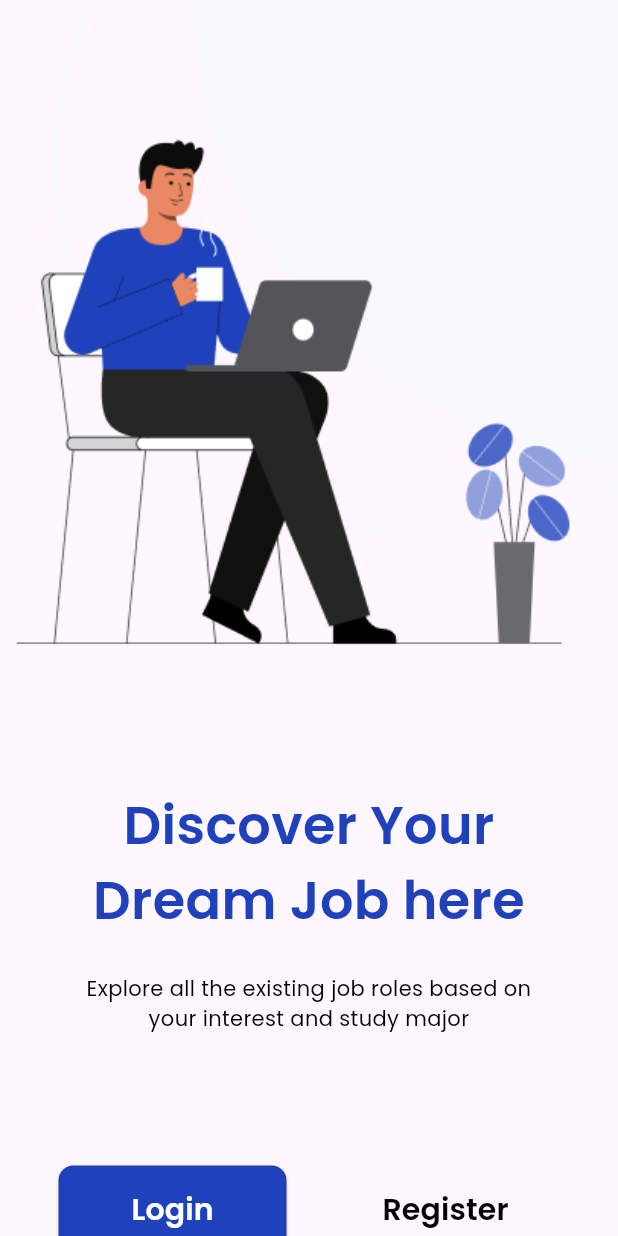
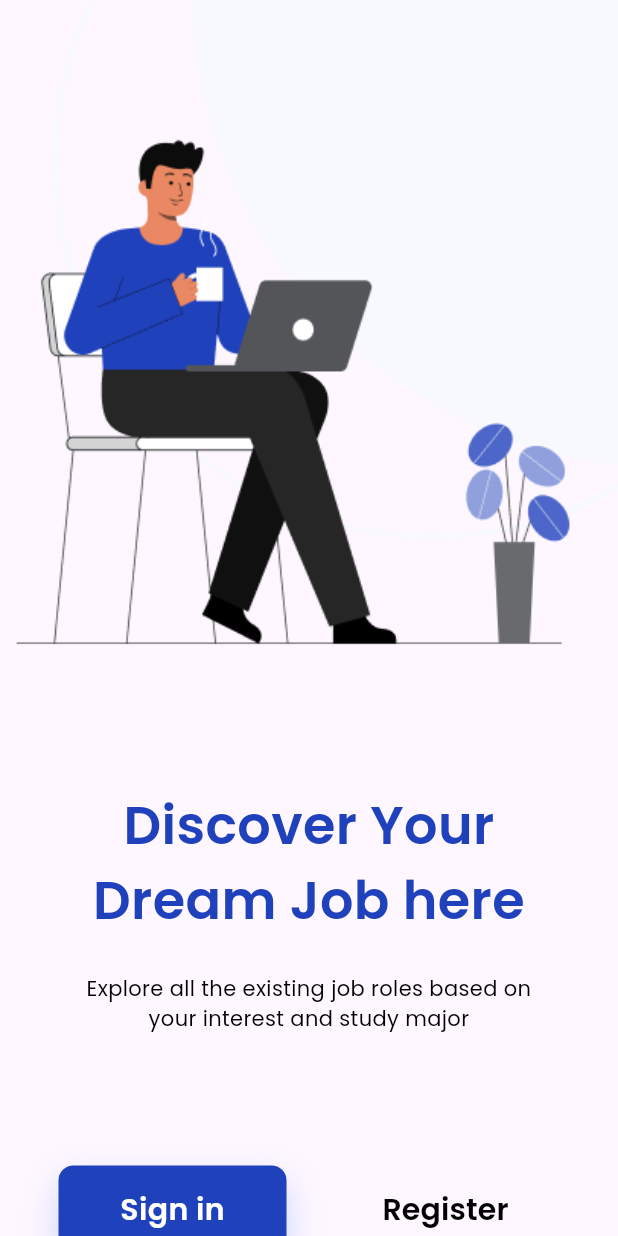
Before and after one commit to HungTran-2003/Auth_UI, a Flutter app: the screen it shows after launch, on a phone screen of 412 x 824 dp. Run offline on Flutter 3.47's test engine with Material 3 defaults, Android fonts, the phone set to English and light mode, and no system bars; our stand-ins replace flutter_svg.

Commit message:
feat: add custom Button

```diff
--- a/lib/common/app_colors.dart
+++ b/lib/common/app_colors.dart
@@ -18,5 +18,7 @@ class AppColors {
   static const Color textBlack = Color(0xFF000000);
   static const Color texTWhite = Color(0xFFFFFFFF);
 
+  //shadow
+  static const Color buttonShadow = Color(0xFFCBD6FF);
 
 }
--- a/lib/common/app_text_style.dart
+++ b/lib/common/app_text_style.dart
@@ -46,6 +46,12 @@ class AppTextStyle {
 
   static const white = TextStyle(color: AppColors.texTWhite, fontFamily: "Poppins");
 
+  //s14
+  static final whiteS14 = white.copyWith(fontSize: 14);
+  static final whiteS14SemiBold = whiteS14.copyWith(fontWeight: FontWeight.w600);
+
+
+
   //s20
   static final whiteS20 = white.copyWith(fontSize: 20);
   static final whiteS20SemiBold = whiteS20.copyWith(fontWeight: FontWeight.w600);
--- a/lib/ui/pages/app_start/onboarding_pages.dart
+++ b/lib/ui/pages/app_start/onboarding_pages.dart
@@ -1,5 +1,6 @@
 import 'package:auth_ui/common/app_colors.dart';
 import 'package:auth_ui/common/app_text_style.dart';
+import 'package:auth_ui/ui/widgets/buttons/app_button.dart';
 import 'package:flutter/material.dart';
 
 class Onboarding extends StatelessWidget {
@@ -50,13 +51,9 @@ class Onboarding extends StatelessWidget {
                 spacing: 30,
                 children: [
                   Expanded(
-                    child: ElevatedButton(
-                      onPressed: () {
-                        Navigator.pushReplacementNamed(context, "/sign_in");
-                      },
-                      style: buttonStyle.copyWith(backgroundColor: WidgetStateProperty.all(AppColors.primary)),
-                      child: Text("Login", style: AppTextStyle.whiteS20SemiBold),
-                    ),
+                    child: AppButton(onPress: () {
+                      print("object");
+                    }, text: "Sign in"),
                   ),
 
                   Expanded(
--- /dev/null
+++ b/lib/ui/widgets/buttons/app_button.dart
@@ -0,0 +1,59 @@
+import 'package:flutter/material.dart';
+
+import '../../../common/app_colors.dart';
+import '../../../common/app_text_style.dart';
+
+class AppButton extends StatefulWidget {
+  final VoidCallback onPress;
+  final String? text;
+
+  const AppButton({required this.onPress, required this.text});
+
+  @override
+  State<AppButton> createState() => _AppButtonSate();
+}
+
+class _AppButtonSate extends State<AppButton> {
+  bool _isPressed = false;
+
+  @override
+  Widget build(BuildContext context) {
+    return InkWell(
+      onTapDown: (detail) {
+        setState(() {
+          _isPressed = true;
+        });
+      },
+      onTapUp: (detail) {
+        setState(() {
+          _isPressed = false;
+        });
+      },
+      onTapCancel: () {
+        setState(() {
+          _isPressed = false;
+        });
+      },
+      onTap: widget.onPress,
+      child: Container(
+        height: _isPressed ? 41 : 60,
+        alignment: Alignment.center,
+        decoration: BoxDecoration(
+          borderRadius: BorderRadius.circular(10),
+          color: AppColors.primary,
+          boxShadow: [
+              BoxShadow(
+                color: AppColors.buttonShadow,
+                blurRadius: 20,
+                offset: _isPressed ? Offset(0, 0) : Offset(0, 10),
+              ),
+          ],
+        ),
+        child: Text(
+          "${widget.text}",
+          style: _isPressed? AppTextStyle.whiteS14SemiBold : AppTextStyle.whiteS20SemiBold,
+        ),
+      ),
+    );
+  }
+}
```
Also changed, not shown: lib/ui/widgets/button/app_button.dart (deleted).
